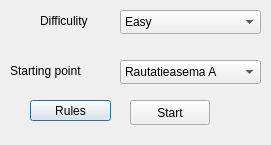
Above: Game/setupdialog.ui from jaakkosd/OhjelmoinninTekniikatProjekti before the change. Below: the same form after it.
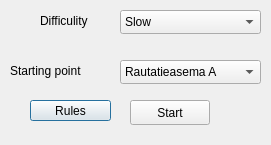
That is the form after the change.

Diff of the .ui file:
```diff
--- a/Game/setupdialog.ui
+++ b/Game/setupdialog.ui
@@ -50,7 +50,7 @@
    </property>
    <item>
     <property name="text">
-     <string>Easy</string>
+     <string>Slow</string>
     </property>
    </item>
    <item>
```
Left out of the diff: 2 changed lines with no effect on the pictures.
